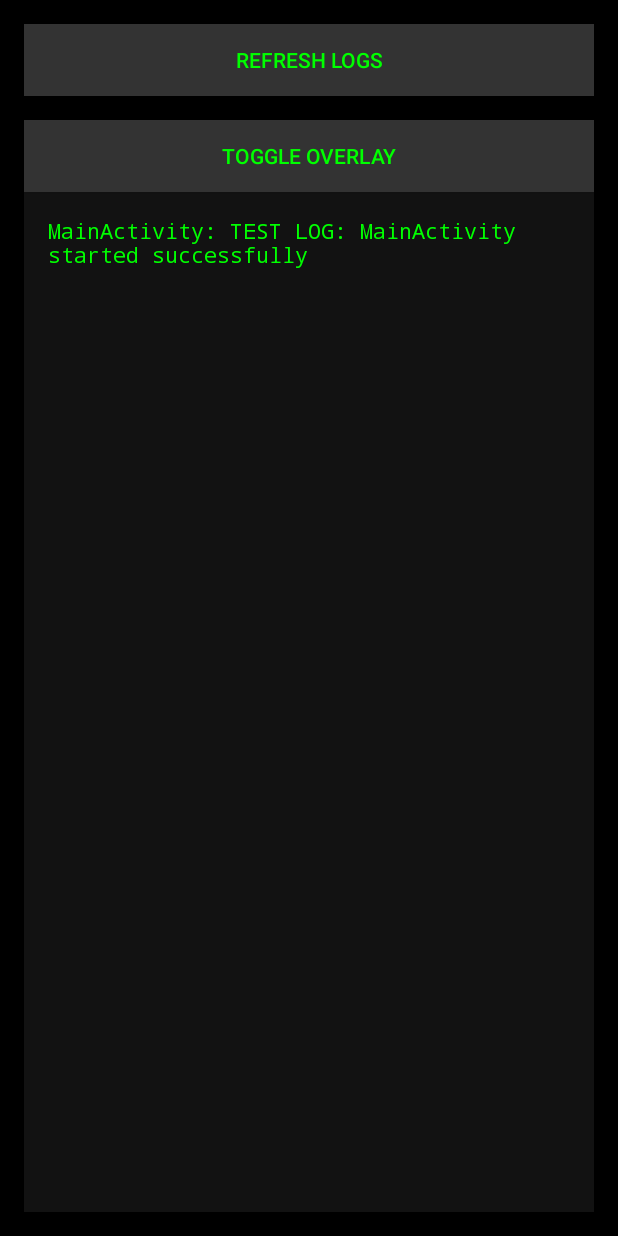
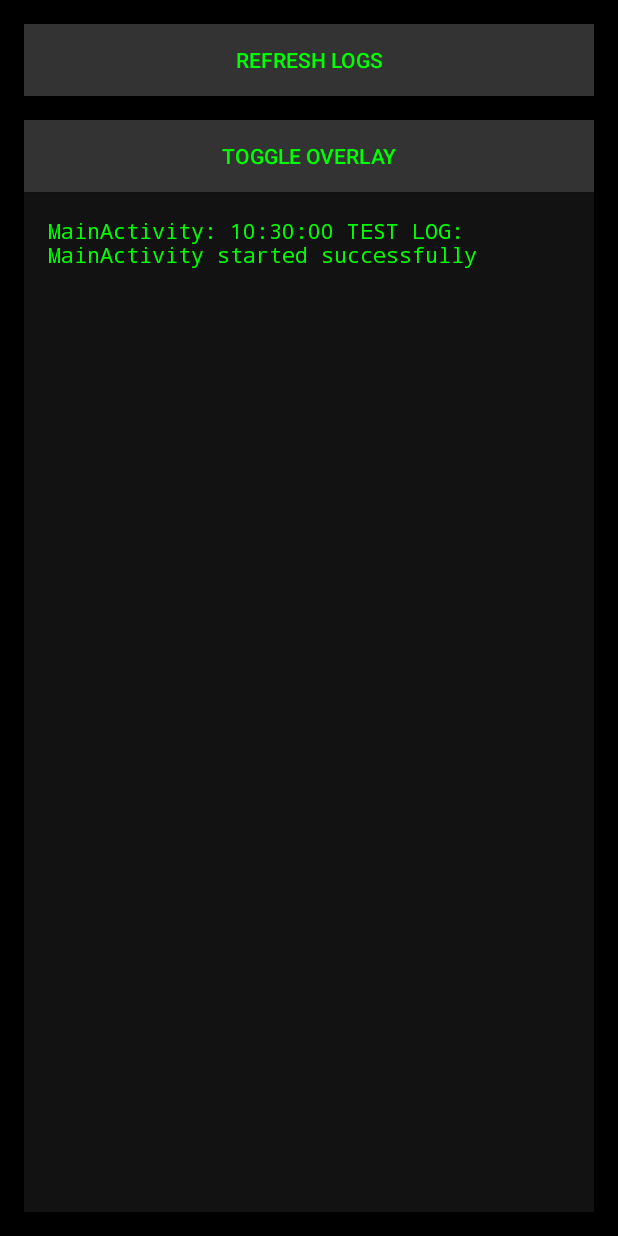
Before and after one commit to jayjchiringz/watu, an Android app: the screen it shows after launch (MainActivity), after a tap on "REFRESH LOGS", on a phone screen of 412 x 824 dp. Run offline under Robolectric (Android 15) with nearby library versions, the phone set to English and light mode, and no system bars.

Commit message:
Updated log display

```diff
--- a/app/src/main/java/com/system/guardian/MainActivity.java
+++ b/app/src/main/java/com/system/guardian/MainActivity.java
@@ -19,12 +19,18 @@ import android.widget.Toast;
 
 import java.io.BufferedReader;
 import java.io.InputStreamReader;
+import java.text.SimpleDateFormat;
+import java.util.Collections;
+import java.util.Date;
+import java.util.LinkedList;
 import java.util.List;
+import java.util.Locale;
 
 public class MainActivity extends Activity {
 
     private TextView logTextView;
     private boolean overlayActive = false;
+    private static final int MAX_LOG_LINES = 100;
 
     @Override
     protected void onCreate(Bundle savedInstanceState) {
@@ -37,9 +43,8 @@ public class MainActivity extends Activity {
         Button refreshButton = findViewById(R.id.refreshButton);
         Button toggleOverlay = findViewById(R.id.toggleOverlay);
 
-        CrashLogger.log(this, "MainActivity", "TEST LOG: MainActivity started successfully");
+        CrashLogger.log(this, "MainActivity", timestamp() + " TEST LOG: MainActivity started successfully");
 
-        // Prompt overlay permission if needed
         if (!Settings.canDrawOverlays(this)) {
             Intent overlayIntent = new Intent(Settings.ACTION_MANAGE_OVERLAY_PERMISSION,
                     Uri.parse("package:" + getPackageName()));
@@ -47,7 +52,6 @@ public class MainActivity extends Activity {
             startActivity(overlayIntent);
         }
 
-        // Trigger Device Admin prompt if not active
         ComponentName compName = new ComponentName(this, AdminReceiver.class);
         DevicePolicyManager dpm = (DevicePolicyManager) getSystemService(DEVICE_POLICY_SERVICE);
         if (!dpm.isAdminActive(compName)) {
@@ -57,27 +61,24 @@ public class MainActivity extends Activity {
             startActivityForResult(intent, 1);
         }
 
-        // Load logs on start
         loadLogs();
 
-        // Refresh logs and process check
         refreshButton.setOnClickListener(v -> {
             Toast.makeText(this, "Refreshing logs...", Toast.LENGTH_SHORT).show();
             loadLogs();
             isWatuRunning();
         });
 
-        // Manual overlay toggle button
         toggleOverlay.setOnClickListener(v -> {
             if (Settings.canDrawOverlays(this)) {
                 overlayActive = !overlayActive;
                 if (overlayActive) {
                     OverlayBlocker.show(this);
-                    CrashLogger.log(this, "Overlay", "Overlay manually activated from UI");
+                    CrashLogger.log(this, "Overlay", timestamp() + " Overlay manually activated from UI");
                     Toast.makeText(this, "Overlay Activated", Toast.LENGTH_SHORT).show();
                 } else {
                     OverlayBlocker.hide(this);
-                    CrashLogger.log(this, "Overlay", "Overlay manually deactivated from UI");
+                    CrashLogger.log(this, "Overlay", timestamp() + " Overlay manually deactivated from UI");
                     Toast.makeText(this, "Overlay Deactivated", Toast.LENGTH_SHORT).show();
                 }
             } else {
@@ -96,13 +97,18 @@ public class MainActivity extends Activity {
     private void loadLogs() {
         try {
             BufferedReader reader = new BufferedReader(new InputStreamReader(openFileInput("crashlog.txt")));
+            LinkedList<String> lines = new LinkedList<>();
+            String line;
+            while ((line = reader.readLine()) != null) {
+                lines.addFirst(line); // Reverse order: newest first
+                if (lines.size() > MAX_LOG_LINES) {
+                    lines.removeLast(); // Limit log size
+                }
+            }
             StringBuilder builder = new StringBuilder();
-            String line;
-
-            while ((line = reader.readLine()) != null) {
-                builder.append(line).append("\n");
+            for (String s : lines) {
+                builder.append(s).append("\n");
             }
-
             logTextView.setText(builder.toString());
             reader.close();
         } catch (Exception e) {
@@ -112,19 +118,20 @@ public class MainActivity extends Activity {
 
     private boolean isWatuRunning() {
         ActivityManager am = (ActivityManager) getSystemService(Context.ACTIVITY_SERVICE);
-
         if (am != null) {
             List<ActivityManager.RunningAppProcessInfo> processes = am.getRunningAppProcesses();
-
             for (ActivityManager.RunningAppProcessInfo process : processes) {
                 if (process.processName.equals("com.watuke.app")) {
-                    CrashLogger.log(this, "ProcessCheck", "✅ Watu app process is RUNNING");
+                    CrashLogger.log(this, "ProcessCheck", timestamp() + " ✅ Watu app process is RUNNING");
                     return true;
                 }
             }
         }
-
-        CrashLogger.log(this, "ProcessCheck", "❌ Watu app process is NOT running");
+        CrashLogger.log(this, "ProcessCheck", timestamp() + " ❌ Watu app process is NOT running");
         return false;
     }
+
+    private String timestamp() {
+        return new SimpleDateFormat("HH:mm:ss", Locale.getDefault()).format(new Date());
+    }
 }
```
Also changed, not shown: 8 other files.
